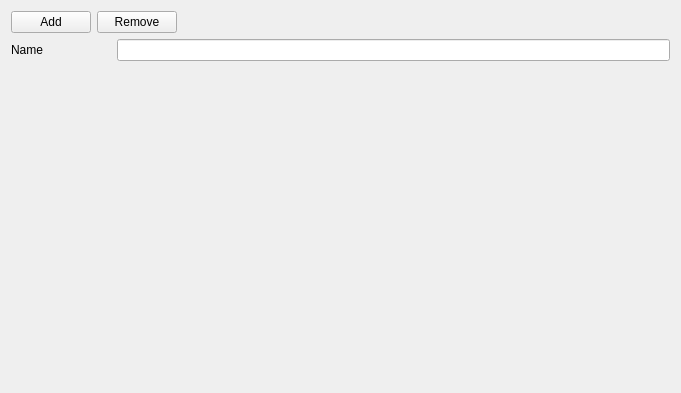
This is gui/ui_nodeNamesEditor.ui in ymesh/meShaderEd as Qt 5 draws it before an edit. The edited form follows.
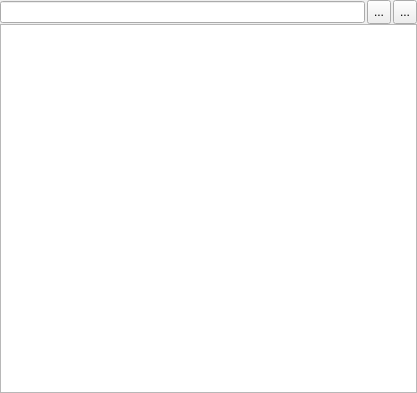
This is the edited form. Icons and pictures are not drawn.

Commit message: NodeEditorWindow: replaced by NodeEditorPanel ProjectSetup: Using relative paths for resource directories ImageView: Auto update checkbox ImageView: Reset zoom button

What changed in the file:
```diff
--- a/gui/ui_nodeNamesEditor.ui
+++ b/gui/ui_nodeNamesEditor.ui
@@ -6,7 +6,7 @@
    <rect>
     <x>0</x>
     <y>0</y>
-    <width>681</width>
+    <width>417</width>
     <height>393</height>
    </rect>
   </property>
@@ -14,69 +14,88 @@
    <string>Form</string>
   </property>
   <layout class="QVBoxLayout" name="verticalLayout">
+   <property name="spacing">
+    <number>0</number>
+   </property>
+   <property name="margin">
+    <number>0</number>
+   </property>
    <item>
     <layout class="QHBoxLayout" name="horizontalLayout">
+     <property name="spacing">
+      <number>2</number>
+     </property>
      <item>
-      <widget class="QPushButton" name="addButton">
-       <property name="text">
+      <widget class="QLineEdit" name="name_lineEdit"/>
+     </item>
+     <item>
+      <widget class="QToolButton" name="addButton">
+       <property name="minimumSize">
+        <size>
+         <width>24</width>
+         <height>24</height>
+        </size>
+       </property>
+       <property name="maximumSize">
+        <size>
+         <width>24</width>
+         <height>24</height>
+        </size>
+       </property>
+       <property name="toolTip">
         <string>Add</string>
        </property>
+       <property name="text">
+        <string>...</string>
+       </property>
+       <property name="icon">
+        <iconset>
+         <normalon>:/edit_icons/resources/plus.png</normalon>
+        </iconset>
+       </property>
       </widget>
      </item>
      <item>
-      <widget class="QPushButton" name="removeButton">
-       <property name="text">
+      <widget class="QToolButton" name="removeButton">
+       <property name="sizePolicy">
+        <sizepolicy hsizetype="Fixed" vsizetype="Fixed">
+         <horstretch>24</horstretch>
+         <verstretch>24</verstretch>
+        </sizepolicy>
+       </property>
+       <property name="maximumSize">
+        <size>
+         <width>24</width>
+         <height>24</height>
+        </size>
+       </property>
+       <property name="toolTip">
         <string>Remove</string>
        </property>
-      </widget>
-     </item>
-     <item>
-      <spacer name="horizontalSpacer">
-       <property name="orientation">
-        <enum>Qt::Horizontal</enum>
-       </property>
-       <property name="sizeHint" stdset="0">
-        <size>
-         <width>40</width>
-         <height>20</height>
-        </size>
-       </property>
-      </spacer>
-     </item>
-    </layout>
-   </item>
-   <item>
-    <layout class="QHBoxLayout" name="horizontalLayout_2" stretch="0,1">
-     <item>
-      <widget class="QLabel" name="name_label">
-       <property name="minimumSize">
-        <size>
-         <width>100</width>
-         <height>0</height>
-        </size>
-       </property>
        <property name="text">
-        <string>Name</string>
+        <string>...</string>
+       </property>
+       <property name="icon">
+        <iconset>
+         <normalon>:/edit_icons/resources/minus.png</normalon>
+        </iconset>
        </property>
       </widget>
      </item>
-     <item>
-      <widget class="QLineEdit" name="name_lineEdit"/>
-     </item>
     </layout>
    </item>
    <item>
-    <spacer name="verticalSpacer">
-     <property name="orientation">
-      <enum>Qt::Vertical</enum>
+    <widget class="QListWidget" name="listWidget">
+     <property name="acceptDrops">
+      <bool>true</bool>
      </property>
-     <property name="sizeHint" stdset="0">
-      <size>
-       <width>20</width>
-       <height>0</height>
-      </size>
+     <property name="dragEnabled">
+      <bool>true</bool>
      </property>
-    </spacer>
+     <property name="dragDropMode">
+      <enum>QAbstractItemView::InternalMove</enum>
+     </property>
+    </widget>
    </item>
   </layout>
  </widget>
```
Left out of the diff: 56 changed lines with no effect on the pictures. The commit also changes 63 other files.
